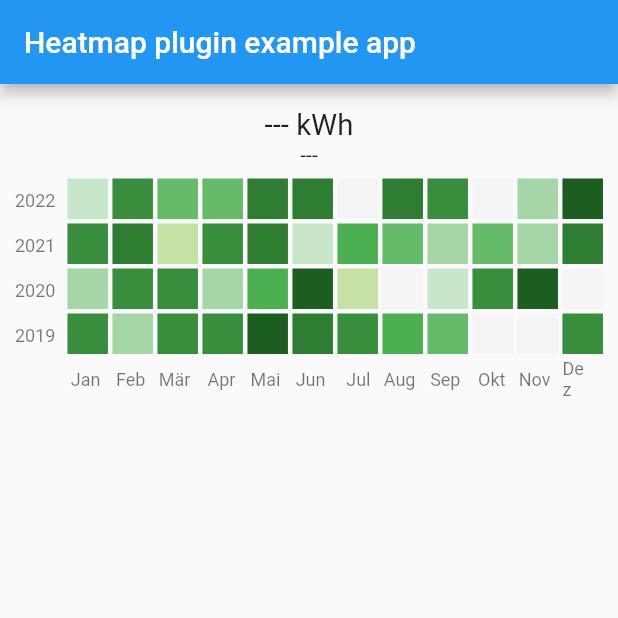
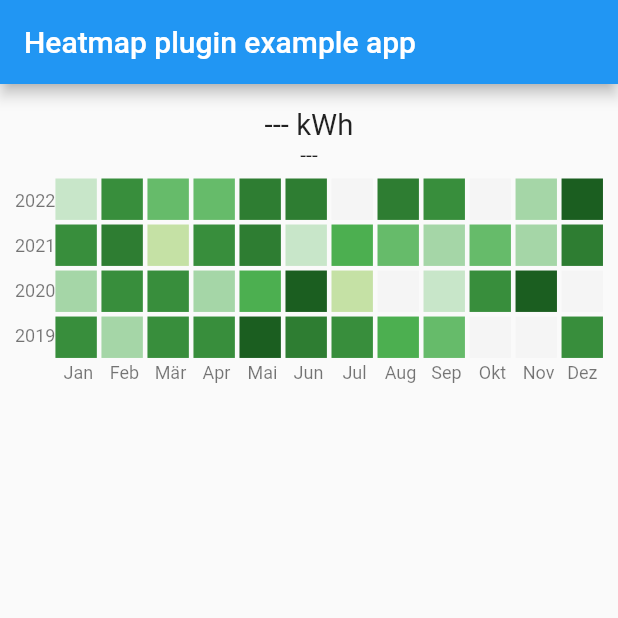
Before and after one commit to timobaehr/fl_heatmap, a Flutter app: the screen it shows after launch, on a phone screen of 412 x 824 dp, the top half of it. Run offline on Flutter 3.47's test engine with Material 2 defaults, Android fonts, the phone set to English and light mode, and no system bars.

Commit message:
Remove margin for last cell

```diff
--- a/lib/src/heatmap/heatmap.dart
+++ b/lib/src/heatmap/heatmap.dart
@@ -137,8 +137,9 @@ class _HeatmapState extends State<Heatmap> {
                     RowLabel(widget.heatmapData.columns[i],
                         width: boxHeightWithMargin -
                             (i == columns - 1
-                                ? 3.084
-                                : 0)), // TODO: Make fix here!
+                                ? boxHeightWithMargin *
+                                    0.1 // size of one margin
+                                : 0)),
                 ],
               )
             ],
@@ -181,16 +182,15 @@ class RowLabel extends StatelessWidget {
   @override
   Widget build(BuildContext context) {
     return SizedBox(
+        //color: text == 'Dez' ? Colors.pink.shade200 : null,
         height: height,
         width: width,
         child: Align(
-          alignment: Alignment.centerRight,
-          child: Padding(
-              padding: const EdgeInsets.only(right: 8),
-              child: Text(
-                text,
-                style: Theme.of(context).textTheme.caption,
-              )),
+          alignment: Alignment.center,
+          child: Text(
+            text,
+            style: Theme.of(context).textTheme.caption,
+          ),
         ));
   }
 }
```
